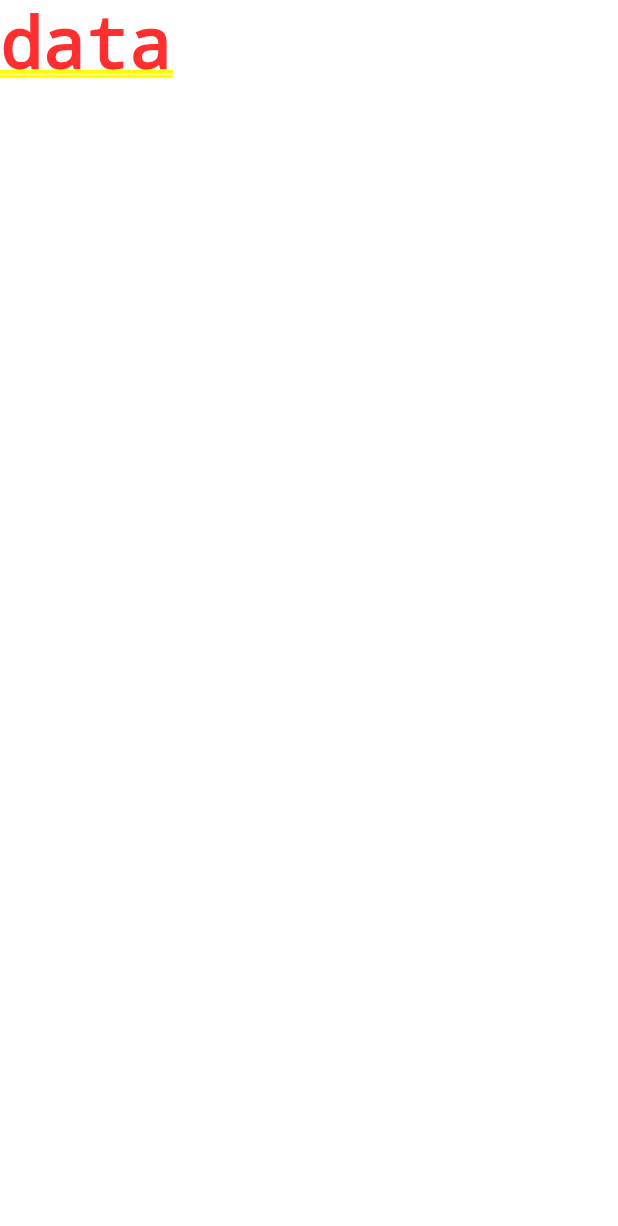
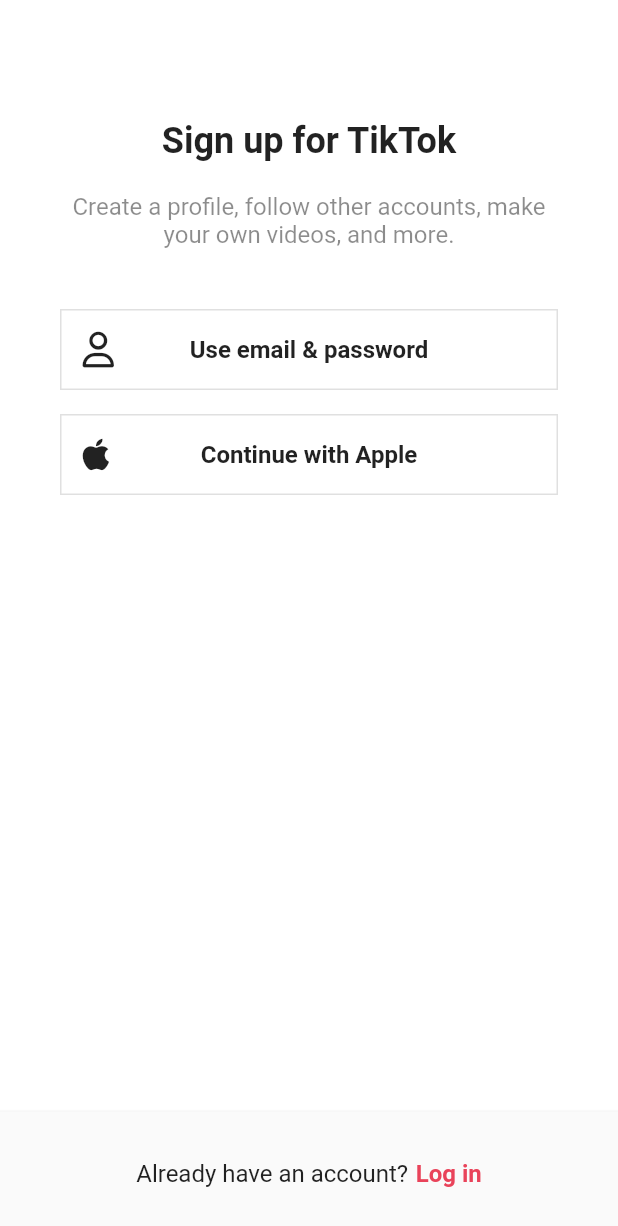
Before and after one commit to Sungjjjun/FlutterStudy, a Flutter app: the screen it shows after launch, on a phone screen of 412 x 824 dp. Shown: the top 1226 px of the screen. Run offline on Flutter 3.47's test engine with Material 2 defaults, Android fonts, the phone set to English and light mode, and no system bars; our stand-ins replace font_awesome_flutter, shared_preferences.

Commit message:
#4.5(01.20)

```diff
--- a/tiktokclone/lib/constants/gaps.dart
+++ b/tiktokclone/lib/constants/gaps.dart
@@ -1 +1,67 @@
-class Gaps {}
+import 'package:flutter/material.dart';
+import 'package:tiktokclone/constants/sizes.dart';
+
+class Gaps {
+  // Vertical Gaps
+  static const v1 = SizedBox(height: Sizes.size1);
+  static const v2 = SizedBox(height: Sizes.size2);
+  static const v3 = SizedBox(height: Sizes.size3);
+  static const v4 = SizedBox(height: Sizes.size4);
+  static const v5 = SizedBox(height: Sizes.size5);
+  static const v6 = SizedBox(height: Sizes.size6);
+  static const v7 = SizedBox(height: Sizes.size7);
+  static const v8 = SizedBox(height: Sizes.size8);
+  static const v9 = SizedBox(height: Sizes.size9);
+  static const v10 = SizedBox(height: Sizes.size10);
+  static const v11 = SizedBox(height: Sizes.size11);
+  static const v12 = SizedBox(height: Sizes.size12);
+  static const v14 = SizedBox(height: Sizes.size14);
+  static const v16 = SizedBox(height: Sizes.size16);
+  static const v20 = SizedBox(height: Sizes.size20);
+  static const v24 = SizedBox(height: Sizes.size24);
+  static const v28 = SizedBox(height: Sizes.size28);
+  static const v32 = SizedBox(height: Sizes.size32);
+  static const v36 = SizedBox(height: Sizes.size36);
+  static const v40 = SizedBox(height: Sizes.size40);
+  static const v44 = SizedBox(height: Sizes.size44);
+  static const v48 = SizedBox(height: Sizes.size48);
+  static const v52 = SizedBox(height: Sizes.size52);
+  static const v56 = SizedBox(height: Sizes.size56);
+  static const v60 = SizedBox(height: Sizes.size60);
+  static const v64 = SizedBox(height: Sizes.size64);
+  static const v72 = SizedBox(height: Sizes.size72);
+  static const v80 = SizedBox(height: Sizes.size80);
+  static const v96 = SizedBox(height: Sizes.size96);
+
+  // Horizontal Gaps
+
+  static const h1 = SizedBox(width: Sizes.size1);
+  static const h2 = SizedBox(width: Sizes.size2);
+  static const h3 = SizedBox(width: Sizes.size3);
+  static const h4 = SizedBox(width: Sizes.size4);
+  static const h5 = SizedBox(width: Sizes.size5);
+  static const h6 = SizedBox(width: Sizes.size6);
+  static const h7 = SizedBox(width: Sizes.size7);
+  static const h8 = SizedBox(width: Sizes.size8);
+  static const h9 = SizedBox(width: Sizes.size9);
+  static const h10 = SizedBox(width: Sizes.size10);
+  static const h11 = SizedBox(width: Sizes.size11);
+  static const h12 = SizedBox(width: Sizes.size12);
+  static const h14 = SizedBox(width: Sizes.size14);
+  static const h16 = SizedBox(width: Sizes.size16);
+  static const h20 = SizedBox(width: Sizes.size20);
+  static const h24 = SizedBox(width: Sizes.size24);
+  static const h28 = SizedBox(width: Sizes.size28);
+  static const h32 = SizedBox(width: Sizes.size32);
+  static const h36 = SizedBox(width: Sizes.size36);
+  static const h40 = SizedBox(width: Sizes.size40);
+  static const h44 = SizedBox(width: Sizes.size44);
+  static const h48 = SizedBox(width: Sizes.size48);
+  static const h52 = SizedBox(width: Sizes.size52);
+  static const h56 = SizedBox(width: Sizes.size56);
+  static const h60 = SizedBox(width: Sizes.size60);
+  static const h64 = SizedBox(width: Sizes.size64);
+  static const h72 = SizedBox(width: Sizes.size72);
+  static const h80 = SizedBox(width: Sizes.size80);
+  static const h96 = SizedBox(width: Sizes.size96);
+}
--- a/tiktokclone/lib/constants/sizes.dart
+++ b/tiktokclone/lib/constants/sizes.dart
@@ -1 +1,31 @@
-class Sizes {}
+class Sizes {
+  static const size1 = 1.0;
+  static const size2 = 2.0;
+  static const size3 = 3.0;
+  static const size4 = 4.0;
+  static const size5 = 5.0;
+  static const size6 = 6.0;
+  static const size7 = 7.0;
+  static const size8 = 8.0;
+  static const size9 = 9.0;
+  static const size10 = 10.0;
+  static const size11 = 11.0;
+  static const size12 = 12.0;
+  static const size14 = 14.0;
+  static const size16 = 16.0;
+  static const size20 = 20.0;
+  static const size24 = 24.0;
+  static const size28 = 28.0;
+  static const size32 = 32.0;
+  static const size36 = 36.0;
+  static const size40 = 40.0;
+  static const size44 = 44.0;
+  static const size48 = 48.0;
+  static const size52 = 52.0;
+  static const size56 = 56.0;
+  static const size60 = 60.0;
+  static const size64 = 64.0;
+  static const size72 = 72.0;
+  static const size80 = 80.0;
+  static const size96 = 96.0;
+}
--- /dev/null
+++ b/tiktokclone/lib/features/authentication/sign_up_screen.dart
@@ -0,0 +1,108 @@
+import 'package:flutter/material.dart';
+import 'package:font_awesome_flutter/font_awesome_flutter.dart';
+import 'package:tiktokclone/constants/gaps.dart';
+import 'package:tiktokclone/constants/sizes.dart';
+import 'package:tiktokclone/features/authentication/login_screen.dart';
+import 'package:tiktokclone/features/authentication/username_screen.dart';
+
+import 'widgets/auth_button.dart';
+
+class SignUpScreen extends StatelessWidget {
+  const SignUpScreen({super.key});
+
+  void _onLoginTap(BuildContext context) {
+    Navigator.of(context).push(
+      MaterialPageRoute(
+        builder: (context) => const LoginScreen(),
+      ),
+    );
+  }
+
+  void _onEmailTab(BuildContext context) {
+    Navigator.of(context).push(
+      MaterialPageRoute(
+        builder: (context) => const UsernameScreen(),
+      ),
+    );
+  }
+
+  @override
+  Widget build(BuildContext context) {
+    return Scaffold(
+      body: SafeArea(
+        child: Padding(
+          padding: const EdgeInsets.symmetric(
+            horizontal: Sizes.size40,
+          ),
+          child: Column(
+            mainAxisSize: MainAxisSize.min,
+            children: [
+              Gaps.v80,
+              const Text(
+                "Sign up for TikTok",
+                style: TextStyle(
+                  fontSize: Sizes.size24,
+                  fontWeight: FontWeight.w700,
+                ),
+              ),
+              Gaps.v20,
+              const Text(
+                "Create a profile, follow other accounts, make your own videos, and more.",
+                style: TextStyle(
+                  fontSize: Sizes.size16,
+                  color: Colors.black45,
+                ),
+                textAlign: TextAlign.center,
+              ),
+              Gaps.v40,
+              GestureDetector(
+                onTap: () => _onEmailTab(context),
+                child: const AuthButton(
+                  icon: FaIcon(FontAwesomeIcons.user),
+                  text: "Use email & password",
+                ),
+              ),
+              Gaps.v16,
+              const AuthButton(
+                icon: FaIcon(FontAwesomeIcons.apple),
+                text: "Continue with Apple",
+              ),
+            ],
+          ),
+        ),
+      ),
+      bottomNavigationBar: BottomAppBar(
+        color: Colors.grey.shade50,
+        elevation: 2,
+        child: Padding(
+          padding: const EdgeInsets.symmetric(
+            vertical: Sizes.size32,
+          ),
+          child: Row(
+            mainAxisAlignment: MainAxisAlignment.center,
+            children: [
+              const Text(
+                'Already have an account?',
+                style: TextStyle(
+                  fontSize: Sizes.size16,
+                ),
+              ),
+              Gaps.h5,
+              GestureDetector(
+                onTap: () => _onLoginTap(context),
+                child: Text(
+                  'Log in',
+                  style: TextStyle(
+                    fontSize: Sizes.size16,
+                    fontWeight: FontWeight.w600,
+                    color: Theme.of(context).primaryColor,
+                  ),
+                ),
+              ),
+            ],
+          ),
+        ),
+      ),
+    );
+  }
+}
--- /dev/null
+++ b/tiktokclone/lib/features/authentication/widgets/auth_button.dart
@@ -0,0 +1,47 @@
+import 'package:flutter/material.dart';
+import 'package:font_awesome_flutter/font_awesome_flutter.dart';
+import 'package:tiktokclone/constants/sizes.dart';
+
+class AuthButton extends StatelessWidget {
+  final String text;
+  final FaIcon icon;
+
+  const AuthButton({
+    super.key,
+    required this.text,
+    required this.icon,
+  });
+
+  @override
+  Widget build(BuildContext context) {
+    return FractionallySizedBox(
+      widthFactor: 1,
+      child: Container(
+        padding: const EdgeInsets.all(Sizes.size14),
+        decoration: BoxDecoration(
+          border: Border.all(
+            color: Colors.grey.shade300,
+            width: Sizes.size1,
+          ),
+        ),
+        child: Stack(
+          alignment: Alignment.center,
+          children: [
+            Align(
+              alignment: Alignment.centerLeft,
+              child: icon,
+            ),
+            Text(
+              text,
+              style: const TextStyle(
+                fontSize: Sizes.size16,
+                fontWeight: FontWeight.w600,
+              ),
+              textAlign: TextAlign.center,
+            ),
+          ],
+        ),
+      ),
+    );
+  }
+}
--- a/tiktokclone/lib/main.dart
+++ b/tiktokclone/lib/main.dart
@@ -1,4 +1,6 @@
 import 'package:flutter/material.dart';
+import 'package:tiktokclone/constants/sizes.dart';
+import 'package:tiktokclone/features/authentication/sign_up_screen.dart';
 
 void main() {
   runApp(const TikTokApp());
@@ -12,12 +14,20 @@ class TikTokApp extends StatelessWidget {
     return MaterialApp(
       title: 'TikTok Clone',
       theme: ThemeData(
+        scaffoldBackgroundColor: Colors.white,
         primaryColor: const Color(0xFFE9435A),
+        appBarTheme: const AppBarTheme(
+          foregroundColor: Colors.black,
+          backgroundColor: Colors.white,
+          elevation: 0,
+          titleTextStyle: TextStyle(
+            color: Colors.black,
+            fontSize: Sizes.size16 + Sizes.size2,
+            fontWeight: FontWeight.w600,
+          ),
+        ),
       ),
-      home: Container(
-        color: Colors.white,
-        child: const Text('data'),
-      ),
+      home: const SignUpScreen(),
     );
   }
 }
--- a/tiktokclone/pubspec.yaml
+++ b/tiktokclone/pubspec.yaml
@@ -36,6 +36,7 @@ dependencies:
   # The following adds the Cupertino Icons font to your application.
   # Use with the CupertinoIcons class for iOS style icons.
   cupertino_icons: ^1.0.2
+  font_awesome_flutter: ^10.3.0
 
 dev_dependencies:
   flutter_test:
```
Also changed, not shown: tiktokclone/lib/features/authentication/email_screen.dart (added, +78 -0 lines), tiktokclone/lib/features/authentication/login_screen.dart (added, +90 -0 lines), tiktokclone/lib/features/authentication/username_screen.dart (added, +94 -0 lines), tiktokclone/lib/features/authentication/widgets/form_button.dart (added, +38 -0 lines), tiktokclone/pubspec.lock.
